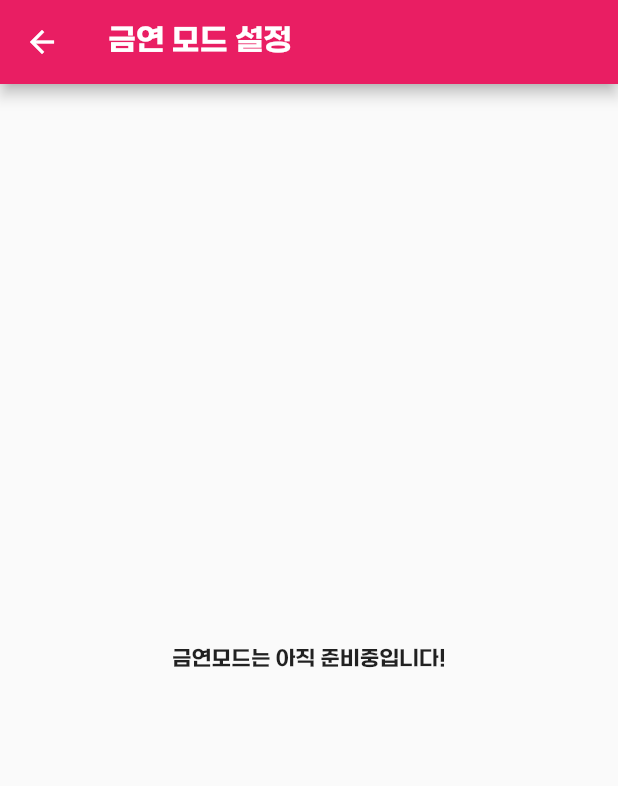
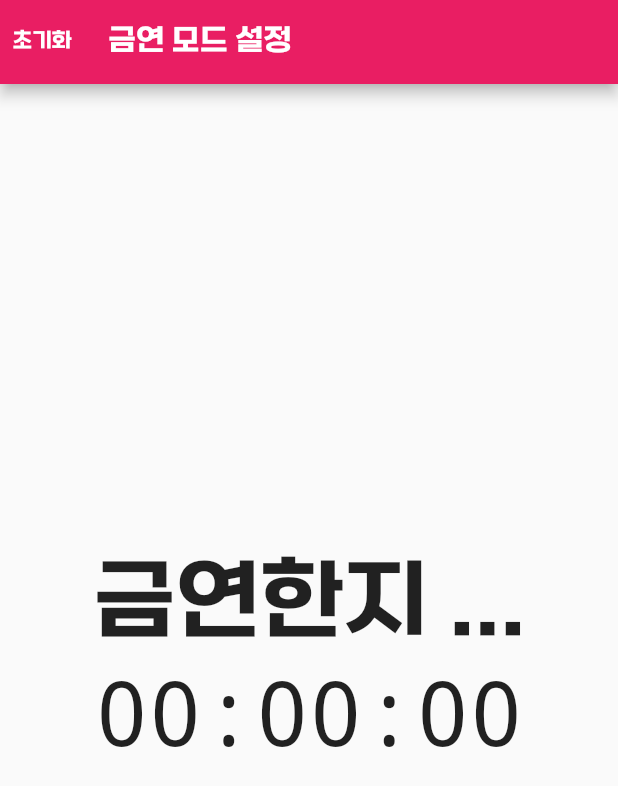
Before and after one commit to seunggyun-jeong/Mobile-Software-Application-with-Flutter, a Flutter app: the SetBreakMode screen opened directly, on a phone screen of 412 x 824 dp. Shown: the top 786 px of the screen. Run offline on Flutter 3.47's test engine with Material 2 defaults, Android fonts, the phone set to English and light mode, and no system bars; our stand-ins replace hive; accounts and stored records are empty; statements that could not run were skipped.

Commit message:
[FEAT] break mode

```diff
--- a/good_habit/lib/SetBreakModeView.dart
+++ b/good_habit/lib/SetBreakModeView.dart
@@ -1,6 +1,10 @@
 // ignore_for_file: file_names
+import 'dart:async';
 
 import 'package:flutter/material.dart';
+import 'package:good_habit/HomeView.dart';
+import 'package:hive/hive.dart';
+import 'package:good_habit/type.dart';
 
 class SetBreakMode extends StatefulWidget {
   const SetBreakMode({super.key});
@@ -10,16 +14,77 @@ class SetBreakMode extends StatefulWidget {
 }
 
 class _SetBreakModeState extends State<SetBreakMode> {
+  late DateTime setTime;
+  late DateTime nowTime;
+  final _myBox = Hive.box('myBox');
+
+  int hour = 0;
+  int min = 0;
+  int sec = 0;
+
+  @override
+  void initState() {
+    super.initState();
+
+    setTime = _myBox.get('breakModeSetTime');
+    nowTime = DateTime.now();
+
+    Timer.periodic(const Duration(seconds: 1), (timer) => startTimer());
+  }
+
+  // 타이머 동작 메서드
+  void startTimer() {
+    setState(() {
+      nowTime = DateTime.now();
+      var timeDiffrence = nowTime.difference(setTime).inSeconds;
+      hour = timeDiffrence ~/ 3600;
+      min = (timeDiffrence % 3600) ~/ 60;
+      sec = ((timeDiffrence % 3600) % 60);
+    });
+  }
+
+  void _reinitialize() {
+    _myBox.delete('breakModeSetTime');
+    _myBox.delete('modeType');
+    Navigator.of(context).pushAndRemoveUntil(
+      MaterialPageRoute(
+        builder: (BuildContext context) => const HomeWidget(),
+      ),
+      (Route route) => false,
+    );
+  }
+
   @override
   Widget build(BuildContext context) {
     return Scaffold(
         appBar: AppBar(
+          leading: TextButton(
+              onPressed: _reinitialize,
+              style: TextButton.styleFrom(foregroundColor: Colors.white),
+              child: const Text("초기화")),
           title: const Text("금연 모드 설정"),
           backgroundColor: Colors.pink,
         ),
         body: Container(
           alignment: Alignment.center,
-          child: const Text("금연모드는 아직 준비중입니다!"),
+          child: Center(
+            child: SizedBox(
+              width: MediaQuery.of(context).size.width * 0.7,
+              height: 80,
+              child: FittedBox(
+                fit: BoxFit.fitWidth,
+                child: Column(
+                  mainAxisAlignment: MainAxisAlignment.center,
+                  children: [
+                    const Text('금연한지 ...'),
+                    Text(
+                        '${'$hour'.padLeft(2, '0')}:${'$min'.padLeft(2, '0')}:${'$sec'.padLeft(2, '0')}',
+                        style: const TextStyle(fontFamily: 'MonoSpace')),
+                  ],
+                ),
+              ),
+            ),
+          ),
         ));
   }
 }
--- /dev/null
+++ b/good_habit/lib/type.dart
@@ -0,0 +1 @@
+enum ModeType { cutDownMode, breakMode, none }
--- a/good_habit/pubspec.yaml
+++ b/good_habit/pubspec.yaml
@@ -40,6 +40,7 @@ dependencies:
   path: ^1.8.2
   shared_preferences: ^2.0.15
   hive: ^2.2.3
+  path_provider: ^2.0.11
 
 dev_dependencies:
   flutter_test:
```
Also changed, not shown: good_habit/lib/CutDownView.dart (+57 -34 lines), good_habit/lib/HomeView.dart (+35 -13 lines), good_habit/lib/SetCutDownModeView.dart (+19 -8 lines), good_habit/lib/main.dart (+10 -1 lines), good_habit/pubspec.lock, 2 other files.
